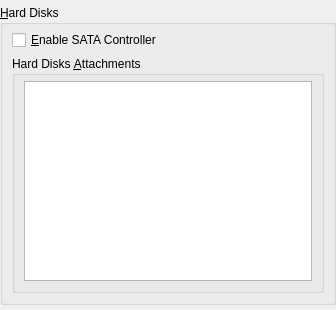
jljuxgm/vboxgit, file vbox/src/VBox/Frontends/VirtualBox4/ui/VBoxVMSettingsHD.ui: the form before one commit.
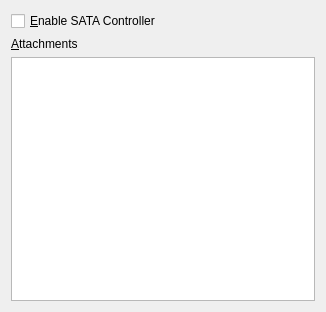
The form after the commit. Custom widgets are drawn as their Qt base class.

Commit message:
commit_10671 ------------------------------------------------------------------------ r10671 | vboxsync | 2008-07-15 23:22:19 +0800 (Tue, 15 Jul 2008) | 2 lines
FE/Qt4: VM HD settings face lift.

------------------------------------------------------------------------

Diff of the .ui file:
```diff
--- a/vbox/src/VBox/Frontends/VirtualBox4/ui/VBoxVMSettingsHD.ui
+++ b/vbox/src/VBox/Frontends/VirtualBox4/ui/VBoxVMSettingsHD.ui
@@ -22,33 +22,12 @@
    <rect>
     <x>0</x>
     <y>0</y>
-    <width>336</width>
-    <height>306</height>
+    <width>326</width>
+    <height>312</height>
    </rect>
   </property>
-  <layout class="QVBoxLayout" >
-   <property name="leftMargin" >
-    <number>0</number>
-   </property>
-   <property name="topMargin" >
-    <number>5</number>
-   </property>
-   <property name="rightMargin" >
-    <number>0</number>
-   </property>
-   <property name="bottomMargin" >
-    <number>5</number>
-   </property>
-   <item>
-    <widget class="QGroupBox" name="mGbHD" >
-     <property name="title" >
-      <string>&amp;Hard Disks</string>
-     </property>
-     <layout class="QVBoxLayout" >
-      <property name="topMargin" >
-       <number>5</number>
-      </property>
-      <item>
+  <layout class="QGridLayout" >
+   <item row="0" column="0" >
        <widget class="QCheckBox" name="mCbSATA" >
         <property name="whatsThis" >
          <string>When checked, enables the virtual SATA controller of this machine. Note that you cannot attach hard disks to SATA ports when the virtual SATA controller is disabled.</string>
@@ -58,23 +37,45 @@
         </property>
        </widget>
       </item>
-      <item>
-       <widget class="QGroupBox" name="mGbAts" >
-        <property name="title" >
-         <string>Hard Disks &amp;Attachments</string>
-        </property>
-        <layout class="QHBoxLayout" >
-         <property name="topMargin" >
-          <number>5</number>
-         </property>
-         <item>
-          <widget class="QITableView" name="mTwAts" >
+   <item row="1" column="0" >
+    <widget class="QILabelSeparator" name="label" >
+     <property name="sizePolicy" >
+      <sizepolicy vsizetype="Preferred" hsizetype="MinimumExpanding" >
+       <horstretch>0</horstretch>
+       <verstretch>0</verstretch>
+      </sizepolicy>
+     </property>
+     <property name="text" >
+      <string>&amp;Attachments</string>
+     </property>
+     <property name="buddy" >
+      <cstring>mTwAts</cstring>
+     </property>
+    </widget>
+   </item>
+   <item row="2" column="0" >
+    <widget class="QWidget" native="1" name="mGbAts" >
            <property name="minimumSize" >
             <size>
              <width>0</width>
              <height>200</height>
             </size>
            </property>
+     <layout class="QHBoxLayout" >
+      <property name="leftMargin" >
+       <number>0</number>
+      </property>
+      <property name="topMargin" >
+       <number>0</number>
+      </property>
+      <property name="rightMargin" >
+       <number>0</number>
+      </property>
+      <property name="bottomMargin" >
+       <number>0</number>
+      </property>
+      <item>
+       <widget class="QITableView" name="mTwAts" >
            <property name="contextMenuPolicy" >
             <enum>Qt::ActionsContextMenu</enum>
            </property>
@@ -109,15 +110,17 @@
       </item>
      </layout>
     </widget>
-   </item>
-  </layout>
- </widget>
  <customwidgets>
   <customwidget>
    <class>QITableView</class>
    <extends>QTableView</extends>
    <header>VBoxSettingsUtils.h</header>
   </customwidget>
+  <customwidget>
+   <class>QILabelSeparator</class>
+   <extends>QLabel</extends>
+   <header>QILabelSeparator.h</header>
+  </customwidget>
  </customwidgets>
  <resources/>
  <connections/>
```
Lines whose indentation alone changed are shown as unchanged. The commit also changes 1 other file.
